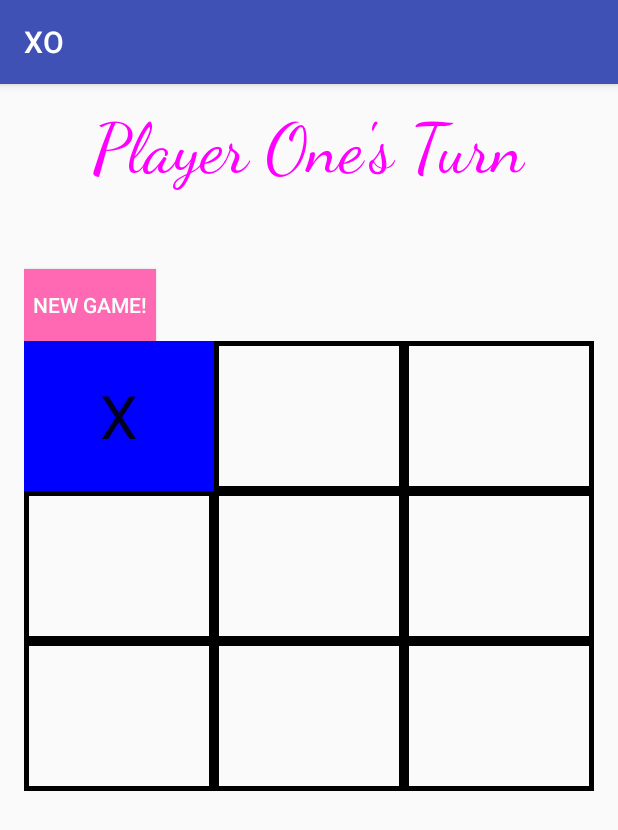
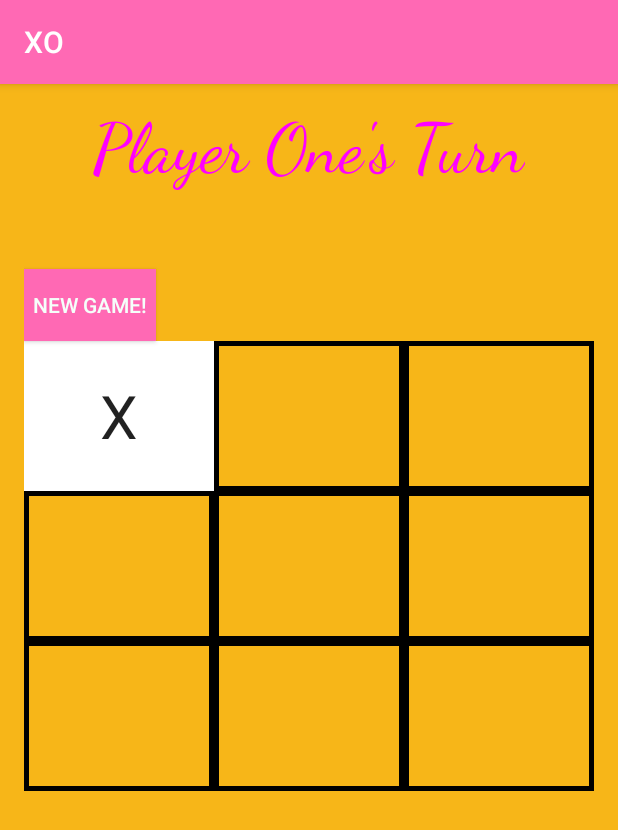
Before and after one commit to aharshbe/TicTacToeRev2, an Android app: the GameActivity screen opened directly, with no data from a screen before it, after a tap on an icon or button, on a phone screen of 412 x 824 dp. Shown: the top 830 px of the screen. Run offline under Robolectric (Android 15) with nearby library versions, the phone set to English and light mode, and no system bars; 3 statements that could not run were skipped.

Commit message:
Adding some xml changes for the colors

```diff
--- a/TicTacToe/app/src/main/java/ly/generalassemb/drewmahrt/tictactoe/GameActivity.java
+++ b/TicTacToe/app/src/main/java/ly/generalassemb/drewmahrt/tictactoe/GameActivity.java
@@ -92,12 +92,12 @@ public class GameActivity extends AppCompatActivity implements View.OnClickListe
             //X's turn
             newButton.setText("X");
             //changes the color of the textView to blue when player x chooses it
-            newButton.setBackgroundColor(Color.BLUE);
+            newButton.setBackgroundColor(Color.WHITE);
         } else {
             //intending over players name
             gameMessage.setText(getIntent().getExtras().getString("player1Name") + "'s" + " " + "turn!");
             //changing color of text to match player
-            gameMessage.setTextColor(Color.BLUE);
+            gameMessage.setTextColor(Color.WHITE);
             //O's turn
             newButton.setText("O");
             //changes the color of the textView to red when player o chooses it
--- a/TicTacToe/app/src/main/res/layout/activity_game.xml
+++ b/TicTacToe/app/src/main/res/layout/activity_game.xml
@@ -8,7 +8,8 @@
     android:paddingLeft="@dimen/activity_horizontal_margin"
     android:paddingRight="@dimen/activity_horizontal_margin"
     android:paddingTop="@dimen/activity_vertical_margin"
-    tools:context="ly.generalassemb.drewmahrt.tictactoe.GameActivity">
+    tools:context="ly.generalassemb.drewmahrt.tictactoe.GameActivity"
+    android:background="#f7b618">
 
     <TextView
         android:id="@+id/game_message_text"
@@ -19,7 +20,7 @@
         android:fontFamily="cursive"
         android:text="Player One&apos;s Turn"
         android:textSize="45sp"
-        android:textColor="#00008B"/>
+        android:textColor="#F5FFFA"/>
 
     <GridLayout
         android:id="@+id/gridLayout"
--- a/TicTacToe/app/src/main/res/values/colors.xml
+++ b/TicTacToe/app/src/main/res/values/colors.xml
@@ -3,4 +3,5 @@
     <color name="colorPrimary">#3F51B5</color>
     <color name="colorPrimaryDark">#303F9F</color>
     <color name="colorAccent">#FF4081</color>
+    <color name="colorWhite">#F5FFFA</color>
 </resources>
--- a/TicTacToe/app/src/main/res/values/styles.xml
+++ b/TicTacToe/app/src/main/res/values/styles.xml
@@ -3,9 +3,9 @@
     <!-- Base application theme. -->
     <style name="AppTheme" parent="Theme.AppCompat.Light.DarkActionBar">
         <!-- Customize your theme here. -->
-        <item name="colorPrimary">@color/colorPrimary</item>
-        <item name="colorPrimaryDark">@color/colorPrimaryDark</item>
-        <item name="colorAccent">@color/colorAccent</item>
+        <item name="colorPrimary">#FF69B4</item>
+        <item name="colorPrimaryDark">#FF69B4</item>
+        <item name="colorAccent">#FF69B4</item>
     </style>
 
 </resources>
```
